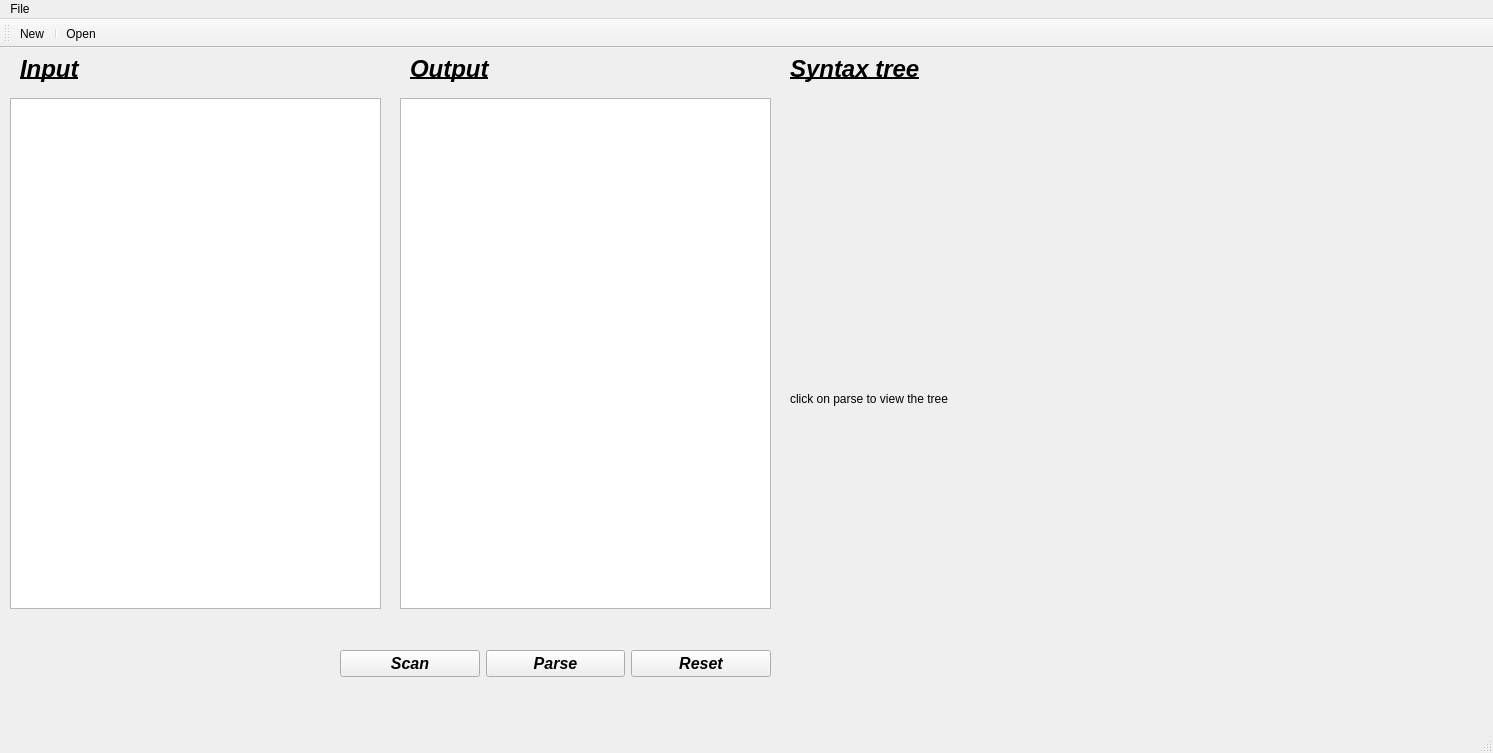
This is Compilers/mainwindow.ui in farahmrwan16333/compilers as Qt 5 draws it before an edit. The edited form follows.
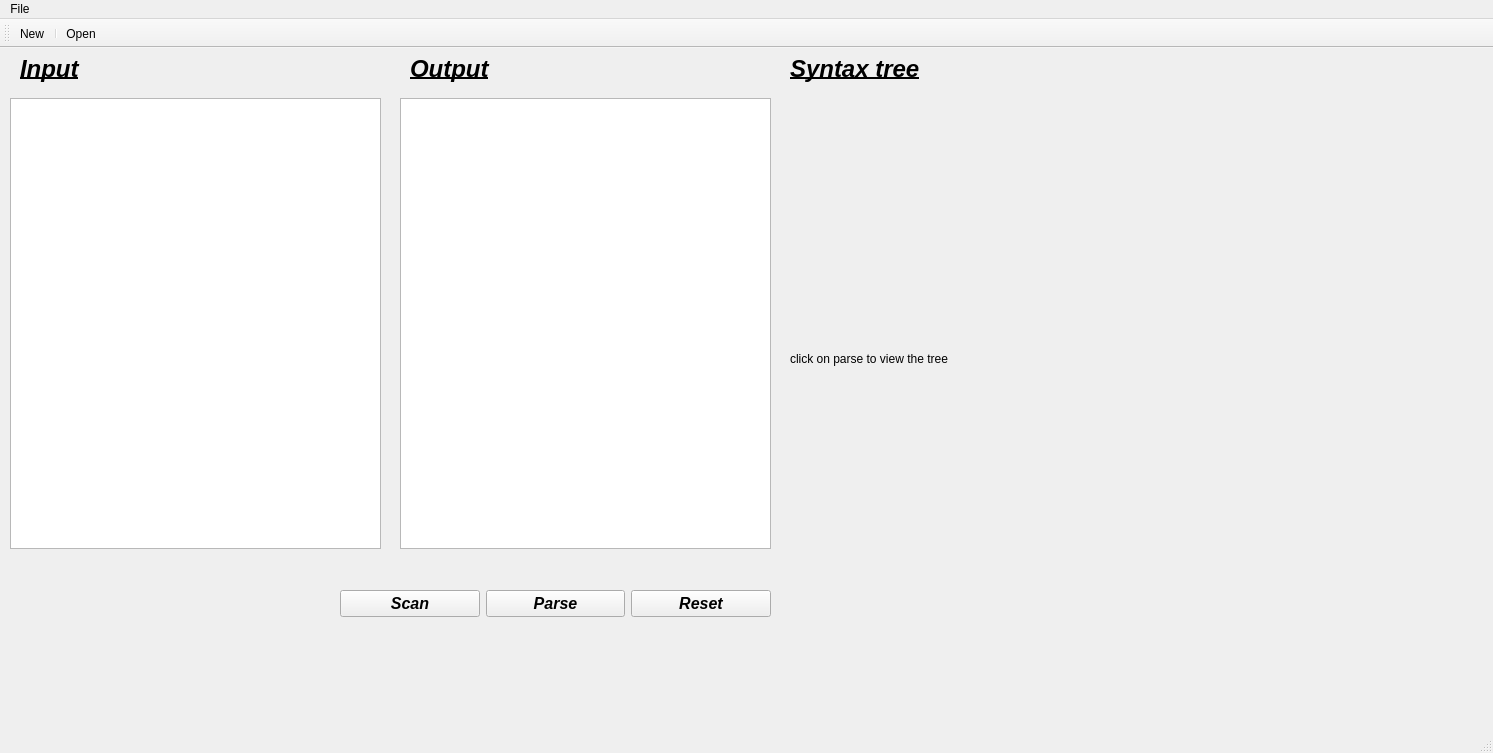
This is the edited form. Icons and pictures are not drawn.

```diff
--- a/Compilers/mainwindow.ui
+++ b/Compilers/mainwindow.ui
@@ -23,7 +23,7 @@
       <x>10</x>
       <y>50</y>
       <width>371</width>
-      <height>511</height>
+      <height>451</height>
      </rect>
     </property>
    </widget>
@@ -33,7 +33,7 @@
       <x>400</x>
       <y>50</y>
       <width>371</width>
-      <height>511</height>
+      <height>451</height>
      </rect>
     </property>
    </widget>
@@ -105,7 +105,7 @@
     <property name="geometry">
      <rect>
       <x>340</x>
-      <y>590</y>
+      <y>530</y>
       <width>431</width>
       <height>51</height>
      </rect>
@@ -160,8 +160,8 @@
      <rect>
       <x>790</x>
       <y>50</y>
-      <width>691</width>
-      <height>601</height>
+      <width>471</width>
+      <height>521</height>
      </rect>
     </property>
     <property name="text">
```
Left out of the diff: 2 changed lines with no effect on the pictures.
